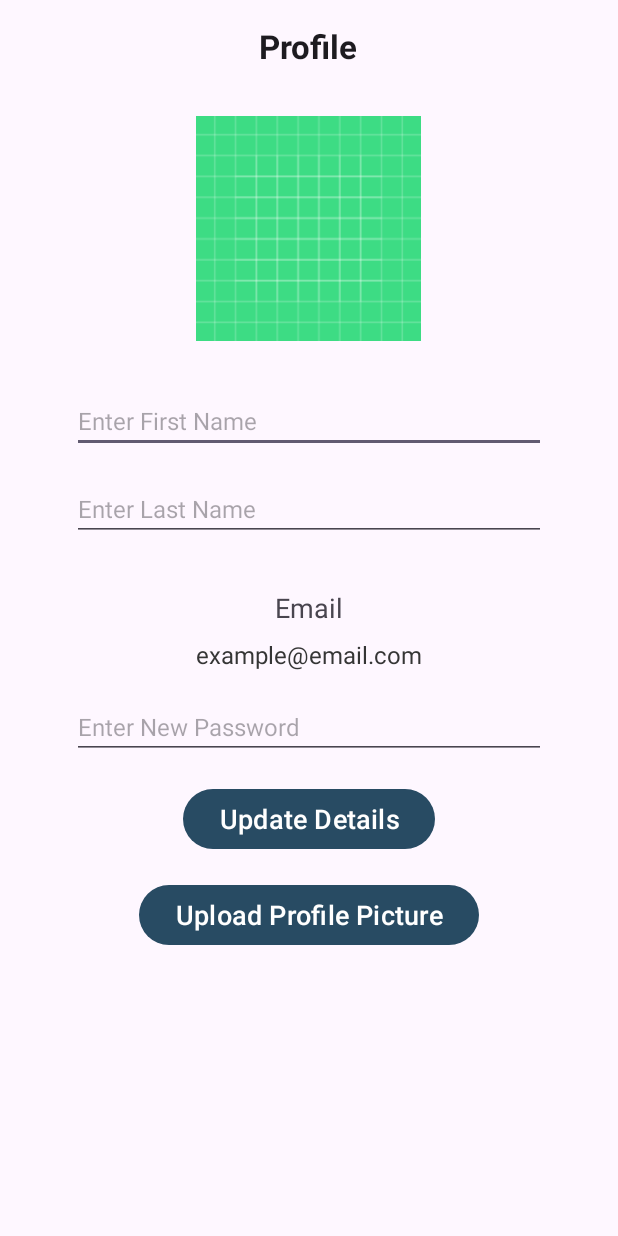
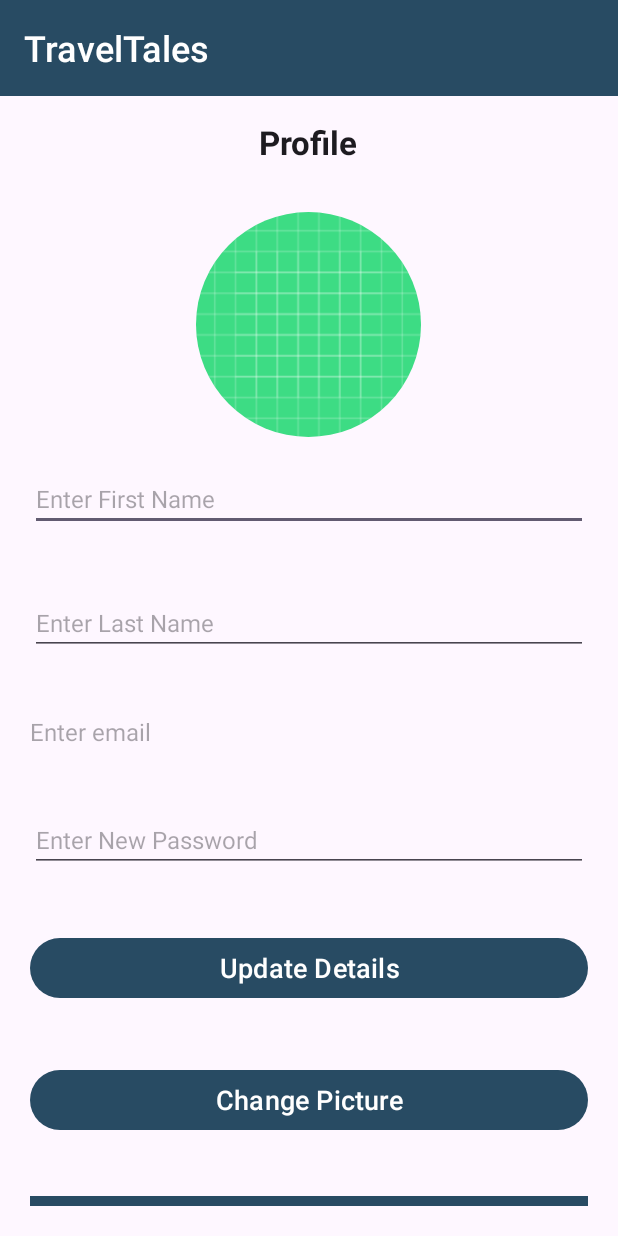
Before and after one commit to harshadayadav154/travel_tales_android, an Android app: the UserDetailsActivity screen opened directly, with no data from a screen before it, on a phone screen of 412 x 824 dp. Run offline under Robolectric (Android 15) with nearby library versions, the phone set to English and light mode, and no system bars; our stand-ins replace CircleImageView.

```diff
--- a/app/build.gradle.kts
+++ b/app/build.gradle.kts
@@ -39,6 +39,7 @@ dependencies {
     implementation("com.google.android.gms:play-services-maps:18.2.0")
     implementation ("com.google.android.libraries.places:places:3.4.0")
     implementation ("com.github.bumptech.glide:glide:4.15.1")
+    implementation ("de.hdodenhof:circleimageview:3.1.0")
     annotationProcessor ("com.github.bumptech.glide:compiler:4.15.0")
     testImplementation("junit:junit:4.13.2")
     androidTestImplementation("androidx.test.ext:junit:1.1.5")
--- a/app/src/main/java/com/example/travel_tales/activities/UserDetailsActivity.java
+++ b/app/src/main/java/com/example/travel_tales/activities/UserDetailsActivity.java
@@ -1,6 +1,6 @@
 package com.example.travel_tales.activities;
 
-import android.content.SharedPreferences;
+import android.content.Intent;
 import android.net.Uri;
 import android.os.Bundle;
 import android.view.View;
@@ -13,11 +13,13 @@ import androidx.appcompat.app.AppCompatActivity;
 import com.example.travel_tales.databinding.ActivityUserDetailsBinding;
 import com.example.travel_tales.db.DBHelper;
 import com.example.travel_tales.models.User;
+import com.example.travel_tales.utility.SharedPreferencesUtil;
 
 public class UserDetailsActivity extends AppCompatActivity implements View.OnClickListener {
     private ActivityUserDetailsBinding binding;
     private DBHelper dbHelper;
     private Uri imageUri;
+    private User user;
 
     @Override
     protected void onCreate(Bundle savedInstanceState) {
@@ -26,12 +28,21 @@ public class UserDetailsActivity extends AppCompatActivity implements View.OnCli
         setContentView(binding.getRoot());
 
         init();
+        validateData();
         registerEventListeners();
+        initDataBinding();
+    }
 
-        // Retrieve user email from SharedPreferences
-        SharedPreferences preferences = getSharedPreferences("user_prefs", MODE_PRIVATE);
-        String userEmail = preferences.getString("EMAIL", "");
+    private void initDataBinding() {
+        if (user != null) {
+            binding.tvEmail.setText(user.getEmail());
+            binding.etFirstName.setText(user.getFirstName());
+            binding.etLastName.setText(user.getLastName());
+        }
+    }
 
+    private void validateData() {
+        String userEmail = SharedPreferencesUtil.getEmailId(getApplicationContext());
         // Check if user email is available
         if (!userEmail.isEmpty()) {
             // Fetch user details
@@ -49,36 +60,25 @@ public class UserDetailsActivity extends AppCompatActivity implements View.OnCli
     private void registerEventListeners() {
         binding.btnSaveDetails.setOnClickListener(this);
         binding.btnUploadImage.setOnClickListener(this);
+        binding.btnGoToHome.setOnClickListener(this);
     }
 
     // Method to fetch and display user details
     private void fetchUserDetails(String email) {
-        User user = dbHelper.getUserByEmail(email);
+        user = dbHelper.getUserByEmail(email);
         if (user != null) {
-            binding.tvEmail.setText(user.getEmail());
-            binding.etFirstName.setText(user.getFirstName());
-            binding.etLastName.setText(user.getLastName());
-        } else {
             Toast.makeText(this, "User details not found", Toast.LENGTH_SHORT).show();
         }
     }
 
     // Method to update user details
     private void updateUserDetails() {
-        // Get entered details
-        String email = binding.tvEmail.getText().toString().trim();
-        String firstName = binding.etFirstName.getText().toString().trim();
-        String lastName = binding.etLastName.getText().toString().trim();
-        String newPassword = binding.etNewPassword.getText().toString().trim();
-
         // Update user details in the database
-        boolean isUpdated = dbHelper.insertOrUpdateUserDetails(email, firstName, lastName, newPassword);
+        boolean isUpdated = dbHelper.updateUserDetails(user);
 
         // Show appropriate message
         if (isUpdated) {
             Toast.makeText(UserDetailsActivity.this, "Your details updated", Toast.LENGTH_SHORT).show();
-            // Check and display if all details have been saved
-            checkAndDisplayAllDetailsSaved(email);
         } else {
             Toast.makeText(UserDetailsActivity.this, "No changes made", Toast.LENGTH_SHORT).show();
         }
@@ -97,20 +97,14 @@ public class UserDetailsActivity extends AppCompatActivity implements View.OnCli
         galleryLauncher.launch("image/*");
     }
 
-    // Method to check if all user details have been saved and display a message
-    private void checkAndDisplayAllDetailsSaved(String email) {
-        User user = dbHelper.getUserByEmail(email);
-        if (user != null) {
-            Toast.makeText(UserDetailsActivity.this, "All details have been saved", Toast.LENGTH_SHORT).show();
-        }
-    }
-
     @Override
     public void onClick(View v) {
         if (v.getId() == binding.btnSaveDetails.getId()) {
             updateUserDetails();
         } else if (v.getId() == binding.btnUploadImage.getId()) {
             openGallery();
+        } else if (v.getId() == binding.btnGoToHome.getId()) {
+            startActivity(new Intent(this, HomeActivity.class));
         }
     }
 }
--- a/app/src/main/java/com/example/travel_tales/fragments/UpdateJournalFragment.java
+++ b/app/src/main/java/com/example/travel_tales/fragments/UpdateJournalFragment.java
@@ -330,7 +330,6 @@ public class UpdateJournalFragment extends Fragment implements View.OnClickListe
     private void processFormSubmission() throws ParseException {
         searchLocation(); // Searching for location coordinates
 
-        JournalEntry journalEntry = new JournalEntry();
         journalEntry.setUserId(userId); //todo - fix this later
         journalEntry.setTitle(Objects.requireNonNull(binding.editTextTitle.getText()).toString().trim());
         journalEntry.setDescription(Objects.requireNonNull(binding.editTextDescription.getText()).toString().trim());
--- a/app/src/main/res/layout/activity_user_details.xml
+++ b/app/src/main/res/layout/activity_user_details.xml
@@ -1,39 +1,47 @@
-<RelativeLayout xmlns:android="http://schemas.android.com/apk/res/android"
+<LinearLayout xmlns:android="http://schemas.android.com/apk/res/android"
     android:layout_width="match_parent"
     android:layout_height="match_parent"
-    android:padding="16dp">
+    xmlns:app="http://schemas.android.com/apk/res-auto"
+    android:gravity="center_horizontal"
+    android:orientation="vertical">
+
+    <com.google.android.material.appbar.MaterialToolbar
+        android:id="@+id/materialToolbar"
+        android:layout_width="match_parent"
+        android:layout_height="wrap_content"
+        android:layout_marginStart="0dp"
+        android:layout_marginEnd="0dp"
+        android:background="?attr/colorPrimary"
+        android:minHeight="?attr/actionBarSize"
+        android:theme="?attr/actionBarTheme"
+        app:title="@string/app_name"
+        app:titleTextAppearance="@style/Toolbar.TitleText" />
 
     <!-- Title: User Details -->
     <TextView
         android:id="@+id/tvUserDetails"
         android:layout_width="wrap_content"
         android:layout_height="wrap_content"
-        android:layout_alignParentTop="true"
-        android:layout_centerHorizontal="true"
+        android:layout_marginTop="16dp"
         android:text="@string/profile_user"
         android:textAppearance="@style/TextAppearance.AppCompat.Large"
         android:textStyle="bold" />
 
     <!-- Profile Image -->
-    <ImageView
+    <de.hdodenhof.circleimageview.CircleImageView
         android:id="@+id/imgProfile"
         android:layout_width="150dp"
         android:layout_height="150dp"
-        android:layout_below="@id/tvUserDetails"
-        android:layout_centerHorizontal="true"
-        android:layout_marginTop="32dp"
-        android:src="@drawable/ic_launcher_background" />
+        android:src="@drawable/ic_launcher_background"
+        android:layout_marginTop="32dp" />
 
     <!-- First Name -->
     <EditText
         android:id="@+id/etFirstName"
         android:layout_width="match_parent"
         android:layout_height="wrap_content"
-        android:layout_below="@id/imgProfile"
-        android:layout_marginTop="32dp"
-        android:layout_marginStart="32dp"
-        android:layout_marginEnd="32dp"
-        android:hint="Enter First Name"
+        android:layout_margin="20dp"
+        android:hint="@string/enter_first_name"
         android:textSize="16sp" />
 
     <!-- Last Name -->
@@ -41,46 +49,26 @@
         android:id="@+id/etLastName"
         android:layout_width="match_parent"
         android:layout_height="wrap_content"
-        android:layout_below="@id/etFirstName"
-        android:layout_marginTop="16dp"
-        android:layout_marginStart="32dp"
-        android:layout_marginEnd="32dp"
-        android:hint="Enter Last Name"
+        android:layout_margin="20dp"
+        android:hint="@string/enter_last_name"
         android:textSize="16sp" />
 
-    <!-- Email Label -->
-    <TextView
-        android:id="@+id/tvEmailLabel"
-        android:layout_width="wrap_content"
-        android:layout_height="wrap_content"
-        android:layout_below="@id/etLastName"
-        android:layout_centerHorizontal="true"
-        android:layout_marginTop="32dp"
-        android:text="@string/email__user"
-        android:textAppearance="@style/TextAppearance.AppCompat.Medium"
-        android:textSize="18sp" />
 
     <!-- Displayed Email -->
     <TextView
         android:id="@+id/tvEmail"
-        android:layout_width="wrap_content"
+        android:layout_width="match_parent"
         android:layout_height="wrap_content"
-        android:layout_below="@id/tvEmailLabel"
-        android:layout_centerHorizontal="true"
-        android:layout_marginTop="8dp"
-        android:textColor="@color/black"
-        android:textSize="16sp"
-        android:text="@string/example_email_com_user" />
+        android:layout_margin="20dp"
+        android:hint="@string/enter_email"
+        android:textSize="16sp" />
 
     <!-- New Password EditText -->
     <EditText
         android:id="@+id/etNewPassword"
         android:layout_width="match_parent"
         android:layout_height="wrap_content"
-        android:layout_below="@id/tvEmail"
-        android:layout_marginTop="16dp"
-        android:layout_marginStart="32dp"
-        android:layout_marginEnd="32dp"
+        android:layout_margin="20dp"
         android:hint="@string/enter_new_password_user"
         android:inputType="textPassword"
         android:textSize="16sp" />
@@ -88,23 +76,30 @@
     <!-- Save Button for Details -->
     <Button
         android:id="@+id/btnSaveDetails"
-        android:layout_width="wrap_content"
+        android:layout_width="match_parent"
         android:layout_height="wrap_content"
-        android:layout_below="@id/etNewPassword"
-        android:layout_centerHorizontal="true"
-        android:layout_marginTop="16dp"
-        android:text="Update Details"
+        android:layout_margin="20dp"
+        android:text="@string/update_details"
         android:textSize="18sp" />
 
     <!-- New Button for Upload Image -->
     <Button
         android:id="@+id/btnUploadImage"
-        android:layout_width="wrap_content"
+        android:layout_width="match_parent"
         android:layout_height="wrap_content"
-        android:layout_below="@id/btnSaveDetails"
-        android:layout_centerHorizontal="true"
-        android:layout_marginTop="16dp"
-        android:text="@string/upload_profile_picture_btn_user"
+        android:layout_margin="20dp"
+        android:text="@string/change_picture"
         android:textSize="18sp" />
 
-</RelativeLayout>
+    <!-- Button at the bottom -->
+    <Button
+        android:id="@+id/btn_go_to_home"
+        android:layout_width="match_parent"
+        android:layout_height="wrap_content"
+        android:layout_margin="20dp"
+        android:background="@color/primary"
+        android:minHeight="48dp"
+        android:text="@string/go_to_home"
+        android:textColor="@color/white" />
+
+</LinearLayout>
--- a/app/src/main/res/menu/bottom_nav_menu.xml
+++ b/app/src/main/res/menu/bottom_nav_menu.xml
@@ -1,10 +1,5 @@
 <?xml version="1.0" encoding="utf-8"?>
 <menu xmlns:android="http://schemas.android.com/apk/res/android">
-    <item
-        android:id="@+id/nav_search"
-        android:title="@string/back"
-       android:icon="@drawable/search"/>
-
     <item
         android:id="@+id/nav_bottom_home"
         android:title="@string/home"
--- a/app/src/main/res/values/strings.xml
+++ b/app/src/main/res/values/strings.xml
@@ -66,4 +66,9 @@
     <string name="upload_profile_picture_btn_user">Upload Profile Picture</string>
     <string name="password_signin">Password</string>
     <string name="logout">Log Out</string>
+    <string name="update_details">Update Details</string>
+    <string name="change_picture">Change Picture</string>
+    <string name="enter_last_name">Enter Last Name</string>
+    <string name="enter_email">Enter email</string>
+    <string name="enter_first_name">Enter First Name</string>
 </resources>
```
Also changed, not shown: app/src/main/java/com/example/travel_tales/activities/HomeActivity.java (+9 -12 lines), app/src/main/java/com/example/travel_tales/db/DBHelper.java (+24 -26 lines).
